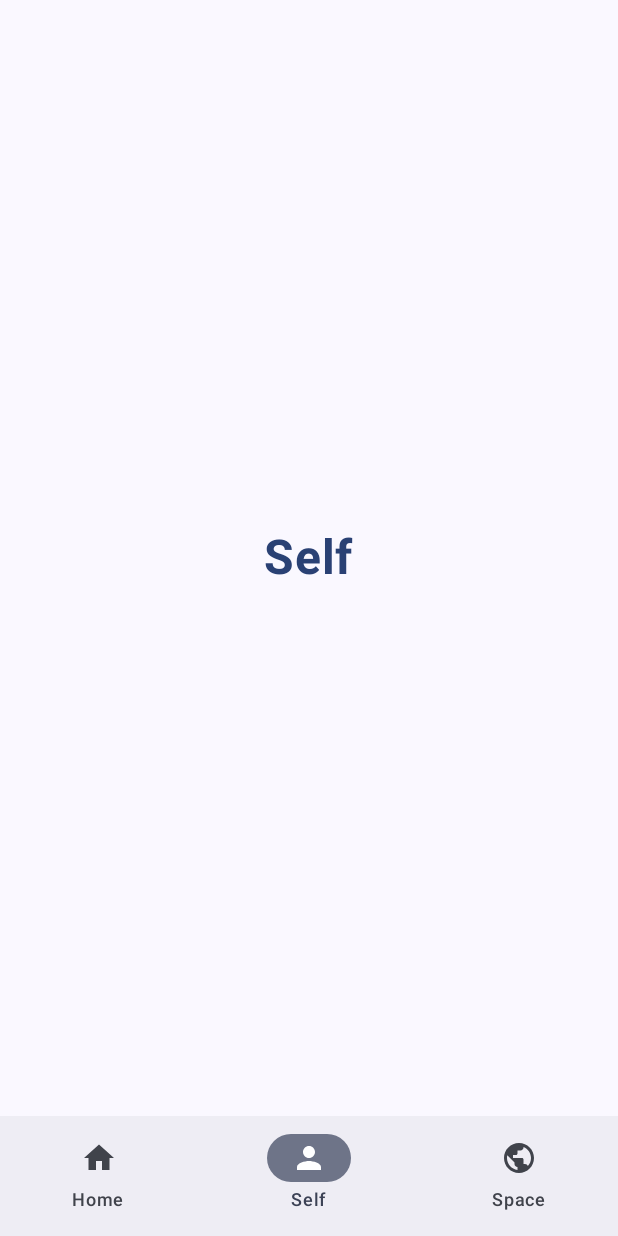
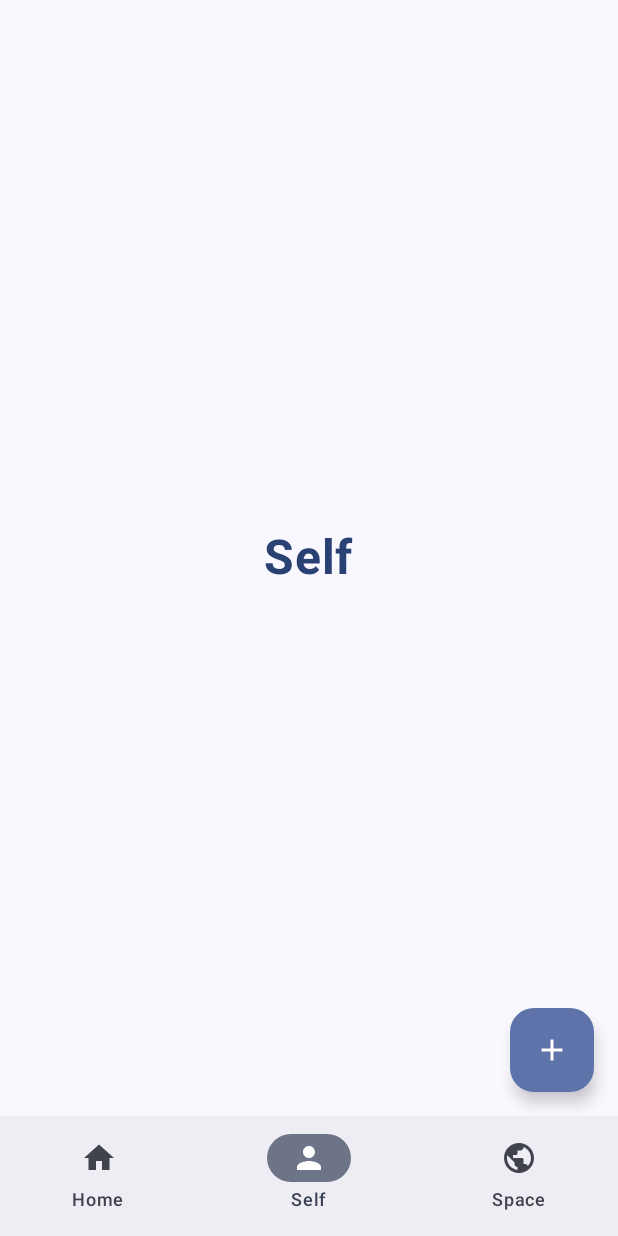
Before and after one commit to devzeze/tidyme, an Android app built with Jetpack Compose: the SelfScreen screen opened through its navigation route, on a phone screen of 412 x 824 dp. Run offline under Robolectric (Android 15) with nearby library versions, the phone set to English and light mode, and no system bars.

Commit message:
add FAB button to create event for self

```diff
--- a/app/src/main/java/com/dawnlight/tidyme/screens/SelfScreen.kt
+++ b/app/src/main/java/com/dawnlight/tidyme/screens/SelfScreen.kt
@@ -1,29 +1,114 @@
 package com.dawnlight.tidyme.screens
 
+import androidx.compose.animation.AnimatedVisibility
+import androidx.compose.animation.core.animateFloatAsState
+import androidx.compose.animation.expandVertically
+import androidx.compose.animation.fadeIn
+import androidx.compose.animation.fadeOut
+import androidx.compose.animation.shrinkVertically
+import androidx.compose.foundation.layout.Arrangement
 import androidx.compose.foundation.layout.Box
+import androidx.compose.foundation.layout.Column
+import androidx.compose.foundation.layout.Row
+import androidx.compose.foundation.layout.Spacer
 import androidx.compose.foundation.layout.fillMaxSize
+import androidx.compose.foundation.layout.padding
+import androidx.compose.foundation.layout.width
+import androidx.compose.material.icons.Icons
+import androidx.compose.material.icons.filled.Add
+import androidx.compose.material3.FloatingActionButton
+import androidx.compose.material3.Icon
 import androidx.compose.material3.MaterialTheme
+import androidx.compose.material3.SmallFloatingActionButton
 import androidx.compose.material3.Text
 import androidx.compose.runtime.Composable
+import androidx.compose.runtime.getValue
+import androidx.compose.runtime.mutableStateOf
+import androidx.compose.runtime.remember
+import androidx.compose.runtime.setValue
 import androidx.compose.ui.Alignment
 import androidx.compose.ui.Modifier
+import androidx.compose.ui.draw.rotate
 import androidx.compose.ui.text.font.FontWeight
 import androidx.compose.ui.tooling.preview.Preview
+import androidx.compose.ui.unit.dp
 import androidx.compose.ui.unit.sp
 import com.dawnlight.tidyme.ui.theme.TidyMeTheme
 
 @Composable
 fun SelfScreen() {
+    var isExpanded by remember { mutableStateOf(false) }
+
     Box(
-        modifier = Modifier.fillMaxSize(),
-        contentAlignment = Alignment.Center
+        modifier = Modifier.fillMaxSize()
     ) {
         Text(
             text = "Self",
             fontSize = 32.sp,
             fontWeight = FontWeight.Bold,
-            color = MaterialTheme.colorScheme.primary
+            color = MaterialTheme.colorScheme.primary,
+            modifier = Modifier.align(Alignment.Center)
         )
+
+        Column(
+            modifier = Modifier
+                .align(Alignment.BottomEnd)
+                .padding(16.dp),
+            horizontalAlignment = Alignment.End,
+            verticalArrangement = Arrangement.spacedBy(16.dp)
+        ) {
+            AnimatedVisibility(
+                visible = isExpanded,
+                enter = fadeIn() + expandVertically(),
+                exit = fadeOut() + shrinkVertically()
+            ) {
+                Column(
+                    horizontalAlignment = Alignment.End,
+                    verticalArrangement = Arrangement.spacedBy(12.dp)
+                ) {
+                    FabOption(text = "Habit", onClick = { /* Handle Habit */ })
+                    FabOption(text = "Routine", onClick = { /* Handle Routine */ })
+                    FabOption(text = "Single", onClick = { /* Handle Single */ })
+                }
+            }
+
+            val rotation by animateFloatAsState(
+                targetValue = if (isExpanded) 45f else 0f,
+                label = "FAB rotation"
+            )
+
+            FloatingActionButton(
+                onClick = { isExpanded = !isExpanded }
+            ) {
+                Icon(
+                    imageVector = Icons.Default.Add,
+                    contentDescription = "Add",
+                    modifier = Modifier.rotate(rotation)
+                )
+            }
+        }
+    }
+}
+
+@Composable
+private fun FabOption(
+    text: String,
+    onClick: () -> Unit
+) {
+    Row(
+        verticalAlignment = Alignment.CenterVertically,
+        horizontalArrangement = Arrangement.spacedBy(8.dp)
+    ) {
+        Text(
+            text = text,
+            style = MaterialTheme.typography.labelLarge
+        )
+        SmallFloatingActionButton(onClick = onClick) {
+            Text(
+                text = text.first().toString(),
+                fontWeight = FontWeight.Bold
+            )
+        }
     }
 }
 
```
